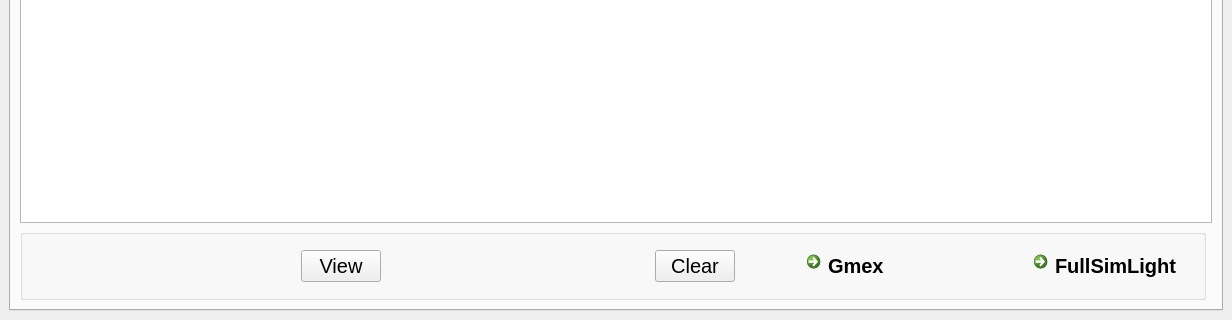
The window that FSL/src/fsl_mainwindow.ui (efemberg11/GeoModel_rmakhman) describes before a commit, drawn with Qt 5; both pictures show x 0 to 1232 and y 406 to 726 of the 1232 by 726 pixel window.
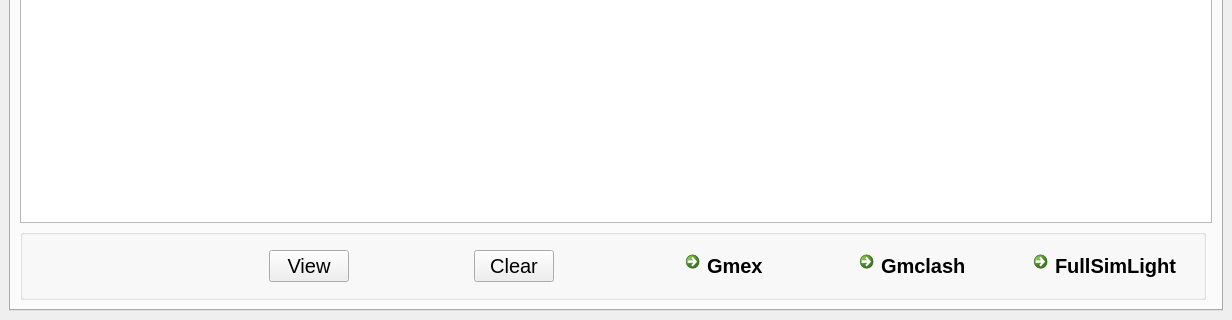
The same window after the commit.

Commit message: Add clash detection

```diff
--- a/FSL/src/fsl_mainwindow.ui
+++ b/FSL/src/fsl_mainwindow.ui
@@ -131,48 +131,61 @@
           <property name="title">
            <string/>
           </property>
-          <layout class="QHBoxLayout" name="horizontalLayout_10">
-           <item>
-            <spacer name="horizontalSpacer_24">
+          <layout class="QGridLayout" name="gridLayout_13">
+           <item row="0" column="0">
+            <spacer name="horizontalSpacer_28">
              <property name="orientation">
               <enum>Qt::Horizontal</enum>
              </property>
              <property name="sizeHint" stdset="0">
               <size>
-               <width>269</width>
+               <width>110</width>
                <height>20</height>
               </size>
              </property>
             </spacer>
            </item>
-           <item>
+           <item row="0" column="1">
+            <spacer name="horizontalSpacer_32">
+             <property name="orientation">
+              <enum>Qt::Horizontal</enum>
+             </property>
+             <property name="sizeHint" stdset="0">
+              <size>
+               <width>109</width>
+               <height>17</height>
+              </size>
+             </property>
+            </spacer>
+           </item>
+           <item row="0" column="2">
             <widget class="QPushButton" name="pB_view">
              <property name="text">
               <string>View</string>
              </property>
             </widget>
            </item>
-           <item>
-            <spacer name="horizontalSpacer_25">
+           <item row="0" column="3">
+            <spacer name="horizontalSpacer_31">
              <property name="orientation">
               <enum>Qt::Horizontal</enum>
              </property>
              <property name="sizeHint" stdset="0">
               <size>
-               <width>268</width>
-               <height>20</height>
+               <width>110</width>
+               <height>17</height>
               </size>
              </property>
             </spacer>
            </item>
-           <item>
+           <item row="0" column="4">
             <widget class="QPushButton" name="pB_main_clear">
              <property name="text">
               <string>Clear</string>
              </property>
             </widget>
            </item>
-           <item>
+           <item row="0" column="5">
             <spacer name="horizontalSpacer_26">
              <property name="orientation">
               <enum>Qt::Horizontal</enum>
@@ -185,27 +198,21 @@
              </property>
             </spacer>
            </item>
-           <item>
+           <item row="0" column="6">
             <widget class="QCommandLinkButton" name="pB_gmex">
              <property name="text">
               <string>Gmex</string>
              </property>
             </widget>
            </item>
-           <item>
-            <spacer name="horizontalSpacer_27">
-             <property name="orientation">
-              <enum>Qt::Horizontal</enum>
+           <item row="0" column="7">
+            <widget class="QCommandLinkButton" name="pB_gmclash">
+             <property name="text">
+              <string>Gmclash</string>
              </property>
-             <property name="sizeHint" stdset="0">
-              <size>
-               <width>29</width>
-               <height>20</height>
-              </size>
-             </property>
-            </spacer>
+            </widget>
            </item>
-           <item>
+           <item row="0" column="8">
             <widget class="QCommandLinkButton" name="pB_Run">
              <property name="text">
               <string>FullSimLight</string>
```
The commit also changes 2 other files.
